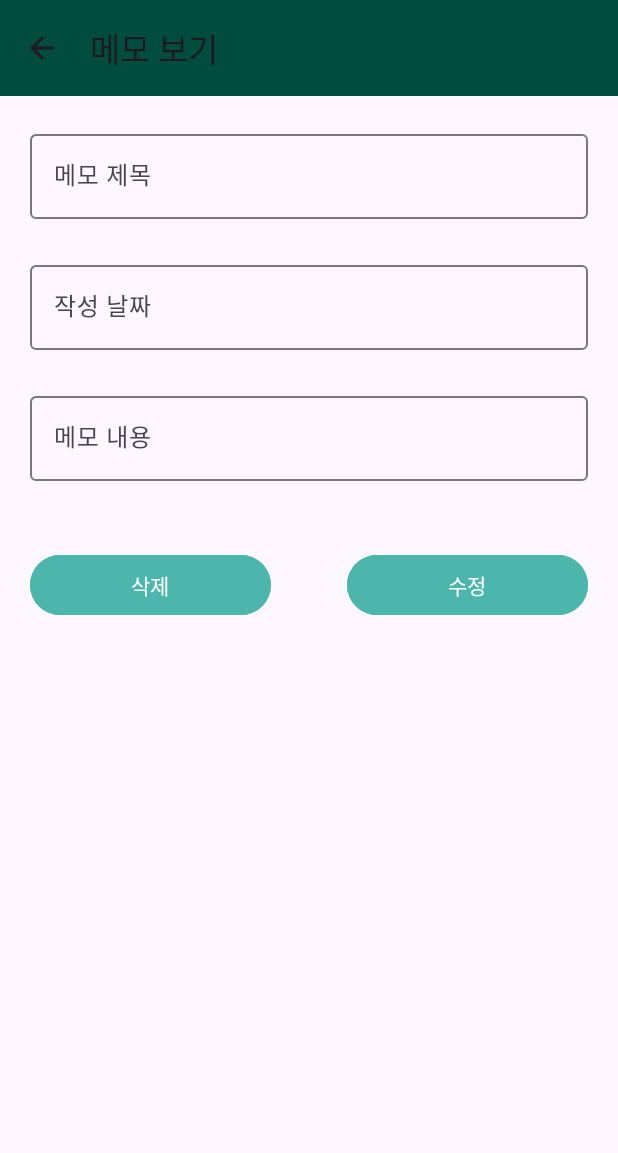
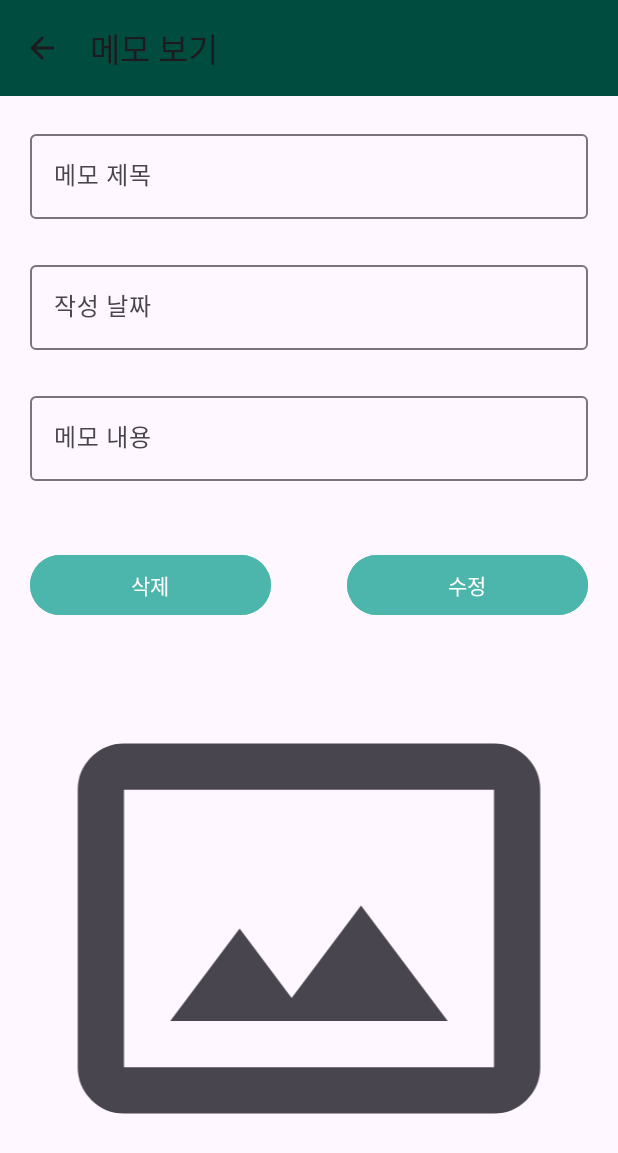
Before and after one commit to seongukHEO/UseMVVM, an Android app: the fragment ShowMemoFragment placed in its activity, on a phone screen of 412 x 824 dp. Shown: the top 1153 px of the screen. Run offline under Robolectric (Android 15) with nearby library versions, the phone set to English and light mode, and no system bars; our stand-ins replace Firebase (no records; nobody signed in at launch, a user with empty details on screens opened directly), data binding; 3 statements that could not run were skipped.

Commit message:
feat : 사진 가져오기 구현

```diff
--- a/app/src/main/java/kr/co/lion/android01/firstusemvvmproject/dao/MemoDao.kt
+++ b/app/src/main/java/kr/co/lion/android01/firstusemvvmproject/dao/MemoDao.kt
@@ -201,7 +201,7 @@ class MemoDao {
                 //이미지의 주소를 가지고 있는 Uri객체를 받아온다
                 val imageUri = storageRef.downloadUrl.await()
                 //이미지 데이터를 받아와 이미지 뷰에 보여준다
-                val job2 = CoroutineScope(Dispatchers.IO).launch {
+                val job2 = CoroutineScope(Dispatchers.Main).launch {
                     Glide.with(context).load(imageUri).into(imageView)
                     //이미지 뷰가 나타나게 한다
                     imageView.visibility = View.VISIBLE
--- a/app/src/main/java/kr/co/lion/android01/firstusemvvmproject/fragment/AllMemoFragment.kt
+++ b/app/src/main/java/kr/co/lion/android01/firstusemvvmproject/fragment/AllMemoFragment.kt
@@ -68,11 +68,7 @@ class AllMemoFragment : Fragment() {
         settingToolBar()
         initView()
 
-        allMemoViewModel.memoList.observe(viewLifecycleOwner){
-            allMemoAdapter.submitList(it)
-        }
-
-        settingRecyclerview()
+        initAdapter()
 
 
         return fragmentAllMemoBinding.root
@@ -85,6 +81,11 @@ class AllMemoFragment : Fragment() {
     //observing하고있다가 새로운 데이터 들어오면 adapter에 submitList해줌.
 
 
+    private fun initAdapter(){
+        allMemoViewModel.memoList.observe(viewLifecycleOwner){
+            allMemoAdapter.submitList(it)
+        }
+    }
 
 
     //툴바 설정
@@ -136,9 +137,4 @@ class AllMemoFragment : Fragment() {
             }
         }
     }
-
-    private fun settingRecyclerview(){
-
-    }
-
 }
--- a/app/src/main/java/kr/co/lion/android01/firstusemvvmproject/fragment/InputMemoFragment.kt
+++ b/app/src/main/java/kr/co/lion/android01/firstusemvvmproject/fragment/InputMemoFragment.kt
@@ -173,7 +173,7 @@ class InputMemoFragment : Fragment() {
                 //시간 단위로 해야 겹치지 않는다
                 serverFileName = "image_${System.currentTimeMillis()}.jpg"
                 //서버로 업로드한다
-                MemoDao.uploadImage(loginActivity, "uploagTemp.jpg", serverFileName)
+                MemoDao.uploadImage(loginActivity, "uploadTemp.jpg", serverFileName)
             }
 
 
--- a/app/src/main/java/kr/co/lion/android01/firstusemvvmproject/fragment/ShowMemoFragment.kt
+++ b/app/src/main/java/kr/co/lion/android01/firstusemvvmproject/fragment/ShowMemoFragment.kt
@@ -1,6 +1,7 @@
 package kr.co.lion.android01.firstusemvvmproject.fragment
 
 import android.content.DialogInterface
+import android.graphics.drawable.BitmapDrawable
 import android.os.Bundle
 import androidx.fragment.app.Fragment
 import android.view.LayoutInflater
@@ -15,6 +16,7 @@ import kr.co.lion.android01.firstusemvvmproject.R
 import kr.co.lion.android01.firstusemvvmproject.activity.LoginActivity
 import kr.co.lion.android01.firstusemvvmproject.dao.MemoDao
 import kr.co.lion.android01.firstusemvvmproject.databinding.FragmentShowMemoBinding
+import kr.co.lion.android01.firstusemvvmproject.model.MemoModel
 import kr.co.lion.android01.firstusemvvmproject.showDialog
 import kr.co.lion.android01.firstusemvvmproject.viewModel.ShowMemoViewModel
 
@@ -94,6 +96,11 @@ class ShowMemoFragment : Fragment() {
                 showMemoViewModel!!.memoTitle.value = memoInfo?.memoTitle
                 showMemoViewModel!!.memoDate.value = memoInfo?.date
                 showMemoViewModel!!.memoContents.value = memoInfo?.memoContents
+
+                if(memoInfo?.image != null){
+                    MemoDao.gettingContentImage(loginActivity, memoInfo.image!!, fragmentShowMemoBinding.imageShowInfo)
+
+                }
             }
         }
     }
--- a/app/src/main/res/layout/fragment_show_memo.xml
+++ b/app/src/main/res/layout/fragment_show_memo.xml
@@ -1,6 +1,7 @@
 <?xml version="1.0" encoding="utf-8"?>
 
 <layout xmlns:android="http://schemas.android.com/apk/res/android"
+    xmlns:app="http://schemas.android.com/apk/res-auto"
     xmlns:tools="http://schemas.android.com/tools">
 
     <data>
@@ -97,6 +98,14 @@
                 android:text="수정" />
         </LinearLayout>
 
+        <ImageView
+            android:id="@+id/imageShowInfo"
+            android:layout_width="match_parent"
+            android:layout_height="wrap_content"
+            android:layout_marginTop="20dp"
+            android:adjustViewBounds="true"
+            app:srcCompat="@drawable/panorama_24px" />
+
     </LinearLayout>
 
 </LinearLayout>
```
